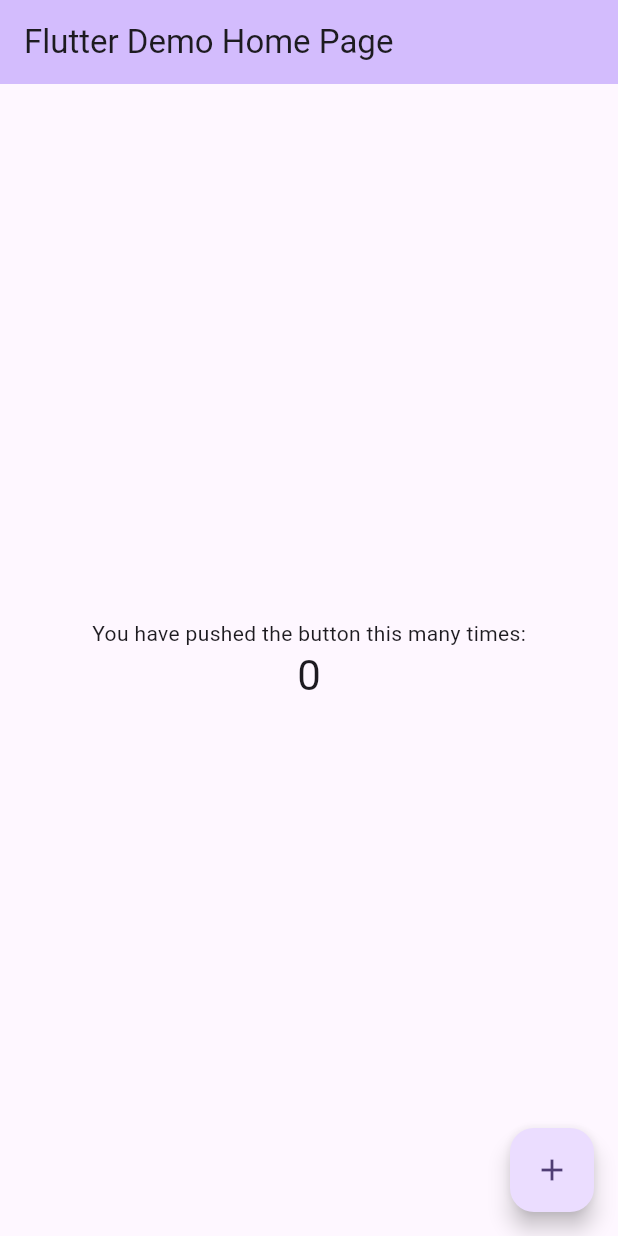
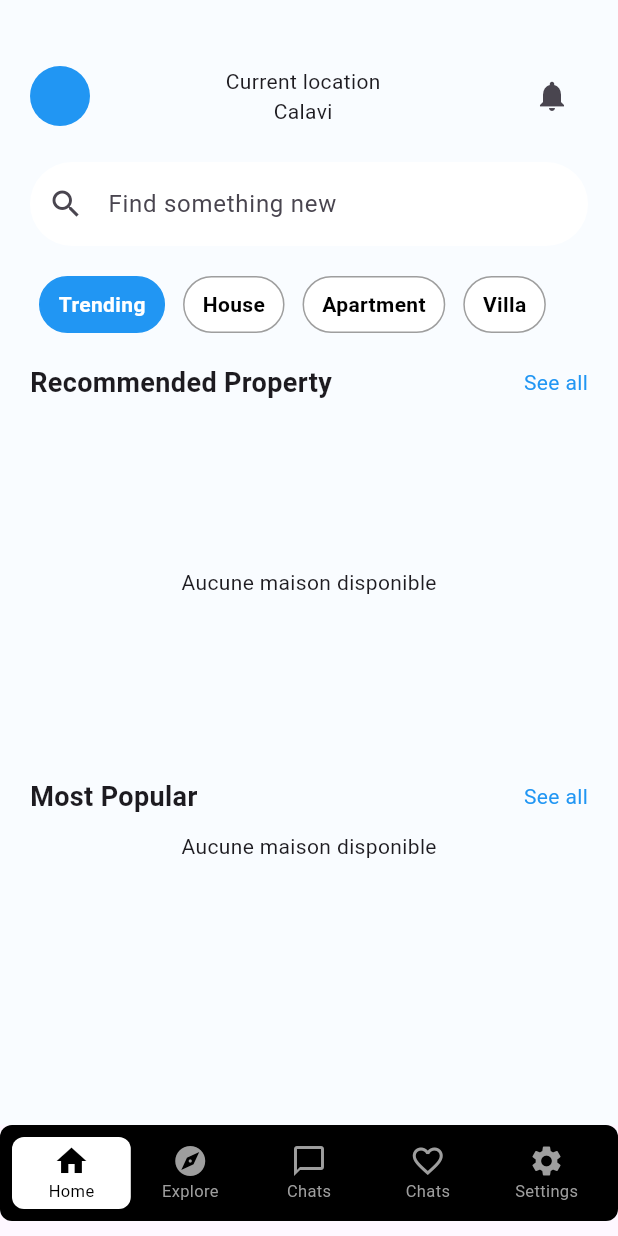
Before and after one commit to VODOUNOUPKEfredi/flutter_days_5, a Flutter app: the screen it shows after launch, on a phone screen of 412 x 824 dp. Run offline on Flutter 3.47's test engine with Material 3 defaults, Android fonts, the phone set to English and light mode, and no system bars; drawn by our look-alikes of floating_bottom_navigation_bar; our stand-ins replace cloud_firestore, firebase_core; accounts and stored records are empty.

Commit message:
ajout de la page d'accueil et du bottom navigation bar

```diff
--- a/houeffa/lib/main.dart
+++ b/houeffa/lib/main.dart
@@ -1,122 +1,24 @@
+import 'package:firebase_core/firebase_core.dart';
 import 'package:flutter/material.dart';
+import 'package:houeffa/firebase_options.dart';
+import 'package:houeffa/ui/common/navigation.dart';
+import 'package:houeffa/collections/home_store.dart';
 
-void main() {
-  runApp(const MyApp());
+void main() async {
+  WidgetsFlutterBinding.ensureInitialized();
+  await Firebase.initializeApp(
+    options:
+        DefaultFirebaseOptions
+            .currentPlatform, // ✅ Assure-toi que cette ligne est bien présente
+  );
+  runApp(MyApp());
 }
 
 class MyApp extends StatelessWidget {
   const MyApp({super.key});
 
-  // This widget is the root of your application.
   @override
   Widget build(BuildContext context) {
-    return MaterialApp(
-      title: 'Flutter Demo',
-      theme: ThemeData(
-        // This is the theme of your application.
-        //
-        // TRY THIS: Try running your application with "flutter run". You'll see
-        // the application has a purple toolbar. Then, without quitting the app,
-        // try changing the seedColor in the colorScheme below to Colors.green
-        // and then invoke "hot reload" (save your changes or press the "hot
-        // reload" button in a Flutter-supported IDE, or press "r" if you used
-        // the command line to start the app).
-        //
-        // Notice that the counter didn't reset back to zero; the application
-        // state is not lost during the reload. To reset the state, use hot
-        // restart instead.
-        //
-        // This works for code too, not just values: Most code changes can be
-        // tested with just a hot reload.
-        colorScheme: ColorScheme.fromSeed(seedColor: Colors.deepPurple),
-      ),
-      home: const MyHomePage(title: 'Flutter Demo Home Page'),
-    );
+    return MaterialApp(debugShowCheckedModeBanner: false, home: Navigation());
   }
 }
-
-class MyHomePage extends StatefulWidget {
-  const MyHomePage({super.key, required this.title});
-
-  // This widget is the home page of your application. It is stateful, meaning
-  // that it has a State object (defined below) that contains fields that affect
-  // how it looks.
-
-  // This class is the configuration for the state. It holds the values (in this
-  // case the title) provided by the parent (in this case the App widget) and
-  // used by the build method of the State. Fields in a Widget subclass are
-  // always marked "final".
-
-  final String title;
-
-  @override
-  State<MyHomePage> createState() => _MyHomePageState();
-}
-
-class _MyHomePageState extends State<MyHomePage> {
-  int _counter = 0;
-
-  void _incrementCounter() {
-    setState(() {
-      // This call to setState tells the Flutter framework that something has
-      // changed in this State, which causes it to rerun the build method below
-      // so that the display can reflect the updated values. If we changed
-      // _counter without calling setState(), then the build method would not be
-      // called again, and so nothing would appear to happen.
-      _counter++;
-    });
-  }
-
-  @override
-  Widget build(BuildContext context) {
-    // This method is rerun every time setState is called, for instance as done
-    // by the _incrementCounter method above.
-    //
-    // The Flutter framework has been optimized to make rerunning build methods
-    // fast, so that you can just rebuild anything that needs updating rather
-    // than having to individually change instances of widgets.
-    return Scaffold(
-      appBar: AppBar(
-        // TRY THIS: Try changing the color here to a specific color (to
-        // Colors.amber, perhaps?) and trigger a hot reload to see the AppBar
-        // change color while the other colors stay the same.
-        backgroundColor: Theme.of(context).colorScheme.inversePrimary,
-        // Here we take the value from the MyHomePage object that was created by
-        // the App.build method, and use it to set our appbar title.
-        title: Text(widget.title),
-      ),
-      body: Center(
-        // Center is a layout widget. It takes a single child and positions it
-        // in the middle of the parent.
-        child: Column(
-          // Column is also a layout widget. It takes a list of children and
-          // arranges them vertically. By default, it sizes itself to fit its
-          // children horizontally, and tries to be as tall as its parent.
-          //
-          // Column has various properties to control how it sizes itself and
-          // how it positions its children. Here we use mainAxisAlignment to
-          // center the children vertically; the main axis here is the vertical
-          // axis because Columns are vertical (the cross axis would be
-          // horizontal).
-          //
-          // TRY THIS: Invoke "debug painting" (choose the "Toggle Debug Paint"
-          // action in the IDE, or press "p" in the console), to see the
-          // wireframe for each widget.
-          mainAxisAlignment: MainAxisAlignment.center,
-          children: <Widget>[
-            const Text('You have pushed the button this many times:'),
-            Text(
-              '$_counter',
-              style: Theme.of(context).textTheme.headlineMedium,
-            ),
-          ],
-        ),
-      ),
-      floatingActionButton: FloatingActionButton(
-        onPressed: _incrementCounter,
-        tooltip: 'Increment',
-        child: const Icon(Icons.add),
-      ), // This trailing comma makes auto-formatting nicer for build methods.
-    );
-  }
-}
--- a/houeffa/lib/ui/common/navigation.dart
+++ b/houeffa/lib/ui/common/navigation.dart
@@ -0,0 +1,46 @@
+import 'package:floating_bottom_navigation_bar/floating_bottom_navigation_bar.dart';
+import 'package:flutter/material.dart';
+import 'package:houeffa/ui/screens/home_page.dart';
+import 'package:houeffa/ui/screens/profil.dart';
+
+class Navigation extends StatefulWidget {
+  const Navigation({super.key});
+  @override
+  State<Navigation> createState() => _NavigationState();
+}
+
+class _NavigationState extends State<Navigation> {
+  int _selectedIndex = 0;
+
+  final List<Widget> _pages = [
+    HomePage(),
+    Profile(),
+  ];
+
+  void _onItemTapped(int index) {
+    setState(() {
+      _selectedIndex = index;
+    });
+  }
+
+  @override
+  Widget build(BuildContext context) {
+    return Scaffold(
+      body: _pages[_selectedIndex],
+      bottomNavigationBar: FloatingNavbar(
+        margin: EdgeInsets.only(bottom: 10),
+        currentIndex: _selectedIndex,
+        onTap: _onItemTapped,
+        selectedItemColor: Colors.black,
+        unselectedItemColor: Colors.grey,
+        items: [
+              FloatingNavbarItem(icon: Icons.home, title: 'Home'),
+              FloatingNavbarItem(icon: Icons.explore, title: 'Explore'),
+              FloatingNavbarItem(icon: Icons.chat_bubble_outline, title: 'Chats'),
+              FloatingNavbarItem(icon: Icons.favorite_border, title: 'Chats'),
+              FloatingNavbarItem(icon: Icons.settings, title: 'Settings'),
+            ],
+      ),
+    );
+  }
+}
--- a/houeffa/lib/ui/screens/home_page.dart
+++ b/houeffa/lib/ui/screens/home_page.dart
@@ -0,0 +1,331 @@
+import 'package:flutter/material.dart';
+import 'package:cloud_firestore/cloud_firestore.dart';
+import 'package:houeffa/ui/screens/detailspage.dart';
+
+class HomePage extends StatefulWidget {
+  const HomePage({super.key});
+
+  @override
+  State<HomePage> createState() => _HomePageState();
+}
+
+class _HomePageState extends State<HomePage> {
+  String _selectedFilter = 'Trending';
+
+  final CollectionReference logementsCollection = FirebaseFirestore.instance
+      .collection('logements');
+
+  Stream<List<Map<String, dynamic>>> fetchLogements() {
+    return logementsCollection.limit(3).snapshots().asyncMap((snapshot) async {
+      List<Map<String, dynamic>> logementsList = [];
+
+      for (var doc in snapshot.docs) {
+        var logementDetails = await doc.reference.get();
+        if (logementDetails.exists) {
+          logementsList.add(logementDetails.data() as Map<String, dynamic>);
+        }
+      }
+
+      print("Logements récupérés: ${logementsList.length}");
+      return logementsList;
+    });
+  }
+
+  Stream<List<Map<String, dynamic>>> fetchAllLogements() {
+    return logementsCollection.snapshots().map((snapshot) {
+      return snapshot.docs
+          .skip(3)
+          .map((doc) => doc.data() as Map<String, dynamic>)
+          .toList();
+    });
+  }
+
+  @override
+  Widget build(BuildContext context) {
+    return Scaffold(
+      backgroundColor: Color.fromARGB(255, 249, 252, 255),
+      body: Padding(
+        padding: const EdgeInsets.all(20.0),
+        child: SingleChildScrollView(
+          padding: const EdgeInsets.symmetric(vertical: 20.0),
+          child: Column(
+            crossAxisAlignment: CrossAxisAlignment.start,
+            children: [
+              _buildHeader(),
+              SizedBox(height: 20),
+              _buildSearchBar(),
+              SizedBox(height: 20),
+              _buildCategoryFilters(),
+              SizedBox(height: 20),
+              _buildSectionHeader('Recommended Property'),
+              SizedBox(height: 10),
+              _buildRecommandations(context),
+              SizedBox(height: 20),
+              _buildSectionHeader('Most Popular'),
+              SizedBox(height: 10),
+              _buildLogementsListView(),
+            ],
+          ),
+        ),
+      ),
+    );
+  }
+
+  Widget _buildHeader() {
+    return Row(
+      mainAxisAlignment: MainAxisAlignment.spaceBetween,
+      children: [
+        CircleAvatar(backgroundColor: Colors.blue),
+        Column(children: [Text("Current location"), Text("Calavi")]),
+        IconButton(onPressed: () {}, icon: Icon(Icons.notifications)),
+      ],
+    );
+  }
+
+  Widget _buildSearchBar() {
+    return TextField(
+      decoration: InputDecoration(
+        hintText: 'Find something new',
+        prefixIcon: Icon(Icons.search),
+        filled: true,
+        fillColor: Colors.white,
+        border: OutlineInputBorder(
+          borderRadius: BorderRadius.circular(30),
+          borderSide: BorderSide.none,
+        ),
+      ),
+    );
+  }
+
+  Widget _buildCategoryFilters() {
+    return SingleChildScrollView(
+      scrollDirection: Axis.horizontal,
+      child: Row(
+        children:
+            ['Trending', 'House', 'Apartment', 'Villa'].map((category) {
+              return Padding(
+                padding: EdgeInsets.symmetric(horizontal: 6),
+                child: _buildFilterChip(
+                  category,
+                  selected: _selectedFilter == category,
+                  onTap: () {
+                    setState(() {
+                      _selectedFilter = category;
+                    });
+                  },
+                ),
+              );
+            }).toList(),
+      ),
+    );
+  }
+
+  Widget _buildFilterChip(
+    String label, {
+    bool selected = false,
+    required VoidCallback onTap,
+  }) {
+    return GestureDetector(
+      onTap: onTap,
+      child: Container(
+        padding: EdgeInsets.symmetric(horizontal: 12, vertical: 8),
+        decoration: BoxDecoration(
+          color: selected ? Colors.blue : Colors.white,
+          borderRadius: BorderRadius.circular(20),
+          border: Border.all(color: selected ? Colors.blue : Colors.grey),
+        ),
+        child: Text(
+          label,
+          style: TextStyle(
+            color: selected ? Colors.white : Colors.black,
+            fontWeight: FontWeight.bold,
+          ),
+        ),
+      ),
+    );
+  }
+
+  Widget _buildSectionHeader(String title) {
+    return Row(
+      mainAxisAlignment: MainAxisAlignment.spaceBetween,
+      children: [
+        Text(
+          title,
+          style: TextStyle(fontSize: 18, fontWeight: FontWeight.bold),
+        ),
+        Text('See all', style: TextStyle(color: Colors.blue)),
+      ],
+    );
+  }
+
+  Widget _buildRecommandations(BuildContext context) {
+    return SizedBox(
+      height: 220,
+      child: StreamBuilder<List<Map<String, dynamic>>>(
+        stream: fetchLogements(),
+        builder: (context, snapshot) {
+          if (snapshot.connectionState == ConnectionState.waiting) {
+            return Center(child: CircularProgressIndicator());
+          }
+          if (!snapshot.hasData || snapshot.data!.isEmpty) {
+            return Center(child: Text('Aucune maison disponible'));
+          }
+
+          print("Données récupérées: ${snapshot.data!.length}");
+
+          final logements = snapshot.data!;
+          return ListView.builder(
+            scrollDirection: Axis.horizontal,
+            itemCount: logements.length,
+            itemBuilder: (context, index) {
+              final logementData = logements[index];
+              return GestureDetector(
+                onTap: () {
+                  Navigator.push(
+                    context,
+                    MaterialPageRoute(
+                      builder: (context) => DetailPage(houseData: logementData),
+                    ),
+                  );
+                },
+                child: Padding(
+                  padding: const EdgeInsets.all(8.0),
+                  child: Column(
+                    crossAxisAlignment: CrossAxisAlignment.start,
+                    children: [
+                      ClipRRect(
+                        borderRadius: BorderRadius.circular(12),
+                        child: Image.network(
+                          logementData['images'],
+                          width: 150,
+                          height: 120,
+                          fit: BoxFit.cover,
+                        ),
+                      ),
+                      SizedBox(height: 8),
+                      Text(
+                        '\$${logementData['prixMensuel']} / mois',
+                        style: TextStyle(
+                          fontWeight: FontWeight.bold,
+                          fontSize: 16,
+                        ),
+                      ),
+                      Text(
+                        logementData['adresse'],
+                        style: TextStyle(color: Colors.grey[600]),
+                      ),
+                    ],
+                  ),
+                ),
+              );
+            },
+          );
+        },
+      ),
+    );
+  }
+
+  Widget _buildLogementsListView() {
+    return StreamBuilder<List<Map<String, dynamic>>>(
+      stream: fetchAllLogements(),
+      builder: (context, snapshot) {
+        if (snapshot.connectionState == ConnectionState.waiting) {
+          return Center(child: CircularProgressIndicator());
+        }
+        if (!snapshot.hasData || snapshot.data!.isEmpty) {
+          return Center(child: Text('Aucune maison disponible'));
+        }
+
+        final logements = snapshot.data!;
+        return ListView.builder(
+          shrinkWrap: true,
+          physics: NeverScrollableScrollPhysics(),
+          itemCount: logements.length,
+          itemBuilder: (context, index) {
+            final logementData = logements[index];
+            return GestureDetector(
+              onTap: () {
+                Navigator.push(
+                  context,
+                  MaterialPageRoute(
+                    builder: (context) => DetailPage(houseData: logementData),
+                  ),
+                );
+              },
+              child: Card(
+                margin: EdgeInsets.symmetric(vertical: 8),
+                shape: RoundedRectangleBorder(
+                  borderRadius: BorderRadius.circular(12),
+                ),
+                child: Padding(
+                  padding: const EdgeInsets.all(12.0),
+                  child: Row(
+                    children: [
+                      ClipRRect(
+                        borderRadius: BorderRadius.circular(8),
+                        child: Image.network(
+                          logementData['images'],
+                          width: 100,
+                          height: 80,
+                          fit: BoxFit.cover,
+                        ),
+                      ),
+                      SizedBox(width: 12),
+                      Expanded(
+                        child: Column(
+                          crossAxisAlignment: CrossAxisAlignment.start,
+                          children: [
+                            Text(
+                              logementData['nom'] ?? "Maison",
+                              style: TextStyle(
+                                fontSize: 16,
+                                fontWeight: FontWeight.bold,
+                              ),
+                            ),
+                            SizedBox(height: 4),
+                            Text(
+                              "\$${logementData['prixMensuel']}",
+                              style: TextStyle(
+                                color: Colors.blue,
+                                fontWeight: FontWeight.bold,
+                              ),
+                            ),
+                            SizedBox(height: 4),
+                            Row(
+                              children: [
+                                Icon(
+                                  Icons.location_on,
+                                  color: Colors.grey,
+                                  size: 16,
+                                ),
+                                SizedBox(width: 4),
+                                Expanded(
+                                  child: Text(
+                                    logementData['adresse'] ??
+                                        "Adresse inconnue",
+                                    style: TextStyle(color: Colors.grey[600]),
+                                    overflow: TextOverflow.ellipsis,
+                                  ),
+                                ),
+                              ],
+                            ),
+                          ],
+                        ),
+                      ),
+                      IconButton(
+                        icon: Icon(Icons.favorite_border, color: Colors.red),
+                        onPressed: () {
+                          // Action pour ajouter aux favoris
+                        },
+                      ),
+                    ],
+                  ),
+                ),
+              ),
+            );
+          },
+        );
+      },
+    );
+  }
+}
--- a/houeffa/pubspec.yaml
+++ b/houeffa/pubspec.yaml
@@ -34,6 +34,9 @@ dependencies:
   # The following adds the Cupertino Icons font to your application.
   # Use with the CupertinoIcons class for iOS style icons.
   cupertino_icons: ^1.0.8
+  floating_bottom_navigation_bar: ^1.5.2
+  firebase_core: ^3.12.1
+  cloud_firestore: ^5.6.5
 
 dev_dependencies:
   flutter_test:
```
Also changed, not shown: houeffa/lib/collections/home_store.dart (+43 -0 lines), houeffa/pubspec.lock, 3 other files.
